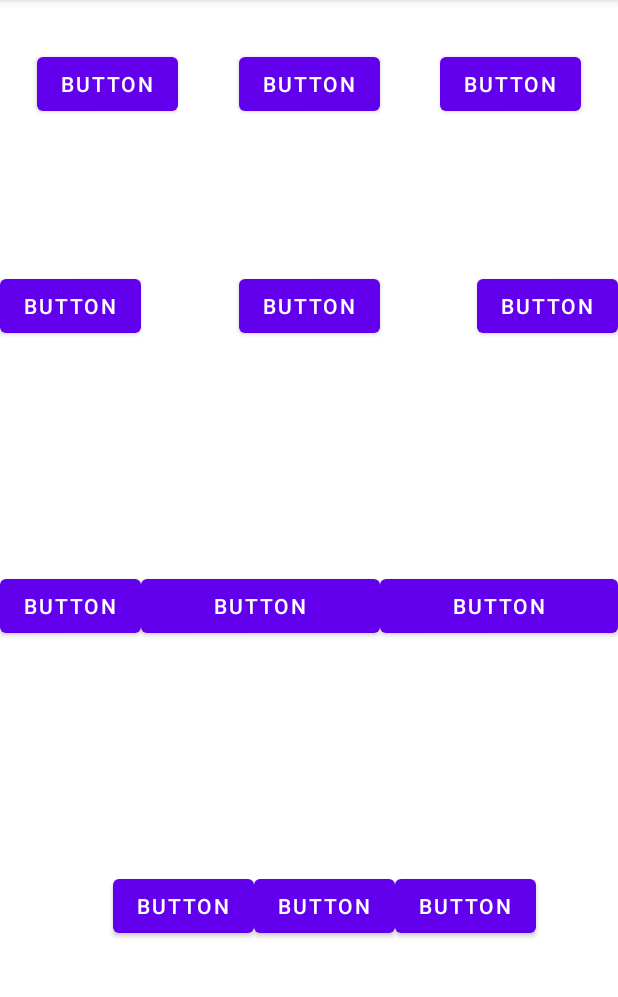
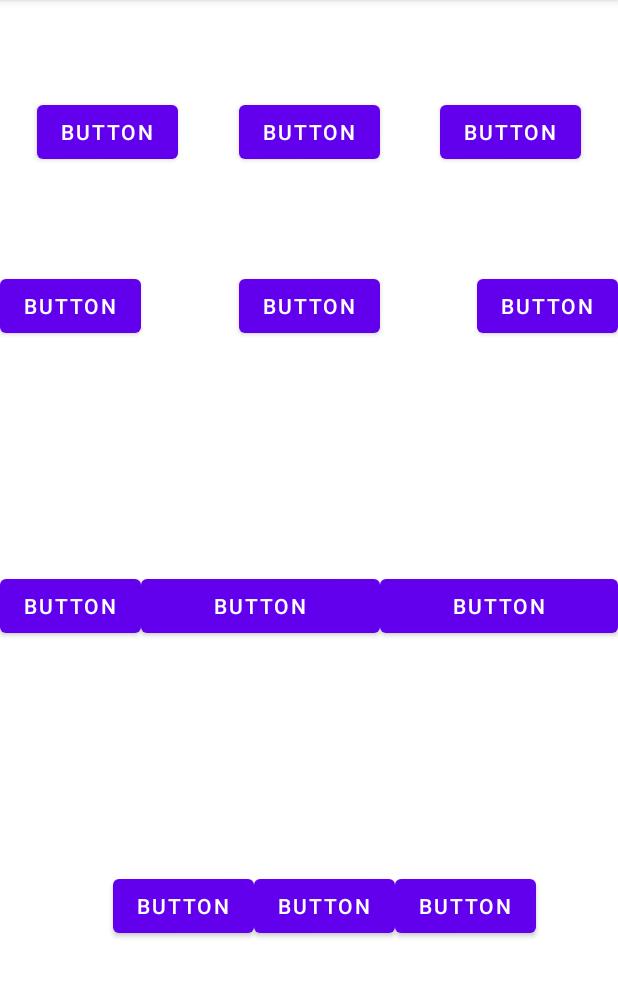
Before and after one commit to jalvarezbretana/Constrain, an Android app: the screen it shows after launch (MainActivity), on a phone screen of 412 x 824 dp, the part 84-1081 px from its top. Run offline under Robolectric (Android 15) with nearby library versions, the phone set to English and light mode, and no system bars.

Commit message:
Añado una guideline horizontal en la parte superior y los uso de margen para 1. spread

```diff
--- a/app/src/main/res/layout/activity_main.xml
+++ b/app/src/main/res/layout/activity_main.xml
@@ -11,13 +11,14 @@
         android:layout_width="wrap_content"
         android:layout_height="wrap_content"
         android:layout_marginStart="16dp"
-        android:layout_marginTop="32dp"
         android:layout_marginEnd="16dp"
         android:text="Button"
+        app:layout_constraintBottom_toBottomOf="@+id/button4"
         app:layout_constraintEnd_toStartOf="@+id/button4"
         app:layout_constraintHorizontal_chainStyle="spread"
         app:layout_constraintStart_toStartOf="parent"
-        app:layout_constraintTop_toTopOf="parent" />
+        app:layout_constraintTop_toTopOf="@+id/guideline2"
+        app:layout_constraintVertical_bias="1.0" />
 
     <Button
         android:id="@+id/button4"
@@ -29,19 +30,20 @@
         android:text="Button"
         app:layout_constraintEnd_toStartOf="@+id/button5"
         app:layout_constraintStart_toEndOf="@+id/button"
-        app:layout_constraintTop_toTopOf="parent" />
+        app:layout_constraintTop_toTopOf="@+id/guideline2" />
 
     <Button
         android:id="@+id/button5"
         android:layout_width="wrap_content"
         android:layout_height="wrap_content"
         android:layout_marginStart="16dp"
-        android:layout_marginTop="32dp"
         android:layout_marginEnd="16dp"
         android:text="Button"
+        app:layout_constraintBottom_toBottomOf="@+id/button4"
         app:layout_constraintEnd_toEndOf="parent"
         app:layout_constraintStart_toEndOf="@+id/button4"
-        app:layout_constraintTop_toTopOf="parent" />
+        app:layout_constraintTop_toTopOf="@+id/guideline2"
+        app:layout_constraintVertical_bias="1.0" />
 
     <Button
         android:id="@+id/button6"
@@ -50,6 +52,7 @@
         android:layout_marginTop="180dp"
         android:layout_marginEnd="16dp"
         android:text="Button"
+        app:layout_constraintBottom_toBottomOf="@+id/button7"
         app:layout_constraintEnd_toStartOf="@+id/button7"
         app:layout_constraintHorizontal_chainStyle="spread_inside"
         app:layout_constraintStart_toStartOf="parent"
@@ -74,6 +77,7 @@
         android:layout_marginStart="16dp"
         android:layout_marginTop="180dp"
         android:text="Button"
+        app:layout_constraintBottom_toBottomOf="@+id/button7"
         app:layout_constraintEnd_toEndOf="parent"
         app:layout_constraintStart_toEndOf="@+id/button7"
         app:layout_constraintTop_toTopOf="parent" />
@@ -86,7 +90,8 @@
         android:text="Button"
         app:layout_constraintBottom_toBottomOf="parent"
         app:layout_constraintEnd_toStartOf="@+id/button10"
-        app:layout_constraintStart_toStartOf="parent" />
+        app:layout_constraintStart_toStartOf="parent"
+        app:layout_constraintTop_toTopOf="@+id/button10" />
 
     <Button
         android:id="@+id/button10"
@@ -106,7 +111,8 @@
         android:text="Button"
         app:layout_constraintBottom_toBottomOf="parent"
         app:layout_constraintEnd_toEndOf="parent"
-        app:layout_constraintStart_toEndOf="@+id/button10" />
+        app:layout_constraintStart_toEndOf="@+id/button10"
+        app:layout_constraintTop_toTopOf="@+id/button10" />
 
     <Button
         android:id="@+id/button12"
@@ -118,7 +124,8 @@
         app:layout_constraintBottom_toBottomOf="parent"
         app:layout_constraintEnd_toStartOf="@+id/button13"
         app:layout_constraintHorizontal_chainStyle="packed"
-        app:layout_constraintStart_toStartOf="parent" />
+        app:layout_constraintStart_toStartOf="parent"
+        app:layout_constraintTop_toTopOf="@+id/button13" />
 
     <Button
         android:id="@+id/button13"
@@ -139,5 +146,13 @@
         android:text="Button"
         app:layout_constraintBottom_toBottomOf="parent"
         app:layout_constraintEnd_toEndOf="parent"
-        app:layout_constraintStart_toEndOf="@+id/button13" />
+        app:layout_constraintStart_toEndOf="@+id/button13"
+        app:layout_constraintTop_toTopOf="@+id/button13" />
+
+    <androidx.constraintlayout.widget.Guideline
+        android:id="@+id/guideline2"
+        android:layout_width="wrap_content"
+        android:layout_height="wrap_content"
+        android:orientation="horizontal"
+        app:layout_constraintGuide_begin="32dp" />
 </androidx.constraintlayout.widget.ConstraintLayout>
```
